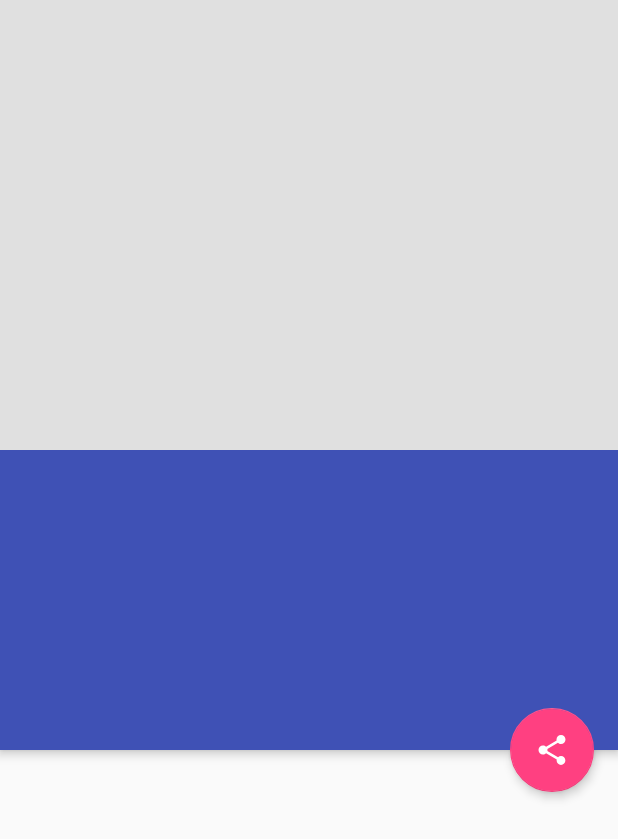
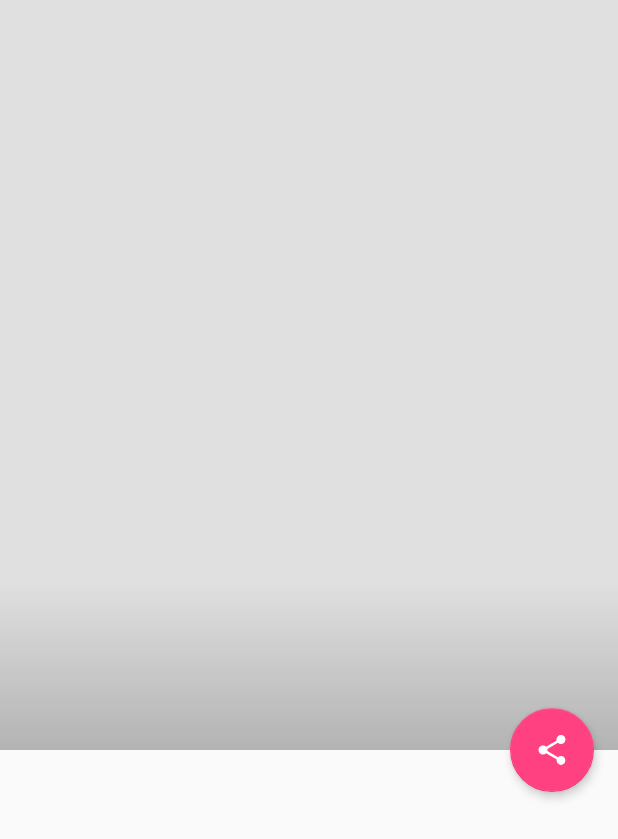
Before and after one commit to melle095/OneSquare, an Android app: the DetailActivity screen opened directly, with no data from a screen before it, on a phone screen of 412 x 824 dp. Shown: the top 839 px of the screen. Run offline under Robolectric (Android 15) with nearby library versions, the phone set to English and light mode, and no system bars; libraries missing offline, so code that uses them is left out: android.support.v7; pictures from the network do not load; 3 statements that could not run were skipped.

```diff
--- a/app/src/main/java/com/a_leonov/onesquare/ui/DetailActivity.java
+++ b/app/src/main/java/com/a_leonov/onesquare/ui/DetailActivity.java
@@ -8,6 +8,7 @@ import android.database.Cursor;
 import android.database.DatabaseUtils;
 import android.net.Uri;
 import android.os.Bundle;
+import android.support.design.widget.CollapsingToolbarLayout;
 import android.support.v4.app.LoaderManager;
 import android.support.v4.content.CursorLoader;
 import android.support.v4.content.Loader;
@@ -67,6 +68,7 @@ public class DetailActivity extends AppCompatActivity implements SwipeRefreshLay
     private TextView venue_twitter;
     private TextView venue_instagramm;
     private TextView venue_facebook;
+    private CollapsingToolbarLayout toolbarLayout;
     private final String DETAIL_TAG = "vendb_id";
     private final String VEN_ID = "ven_id";
 
@@ -86,9 +88,9 @@ public class DetailActivity extends AppCompatActivity implements SwipeRefreshLay
         super.onCreate(savedInstanceState);
         setContentView(R.layout.activity_article_detail);
 
-//      venue_Photo      = findViewById(R.id.photo);
+        toolbarLayout = findViewById(R.id.toolbar_layout);
         viewPager = findViewById(R.id.viewPager);
-//        venue_title         = findViewById(R.id.venue_title);
+        venue_title = findViewById(R.id.venue_title);
         venue_distance = findViewById(R.id.venue_distance);
         venue_address = findViewById(R.id.venue_address);
         venue_phone = findViewById(R.id.venue_phone);
@@ -116,30 +118,7 @@ public class DetailActivity extends AppCompatActivity implements SwipeRefreshLay
             getSupportLoaderManager().initLoader(DETAIL_PHOTO_LOADER, null, this);
         }
 
-        IntentFilter statusIntentFilter = new IntentFilter(
-                BROADCAST_ACTION);
-
-        statusIntentFilter.addCategory(Intent.CATEGORY_DEFAULT);
-
-        DownloadStateReceiver mDownloadStateReceiver =
-                new DownloadStateReceiver();
-        // Registers the DownloadStateReceiver and its intent filters
-        LocalBroadcastManager.getInstance(this).registerReceiver(
-                mDownloadStateReceiver,
-                statusIntentFilter);
     }
-
-//    @Override
-//    public void onBackPressed() {
-//        if (viewPager.getCurrentItem() == 0) {
-//            // If the user is currently looking at the first step, allow the system to handle the
-//            // Back button. This calls finish() on this activity and pops the back stack.
-//            super.onBackPressed();
-//        } else {
-//            // Otherwise, select the previous step.
-//            viewPager.setCurrentItem(viewPager.getCurrentItem() - 1);
-//        }
-//    }
 
     @Override
     public Loader<Cursor> onCreateLoader(int id, Bundle args) {
@@ -184,13 +163,14 @@ public class DetailActivity extends AppCompatActivity implements SwipeRefreshLay
 //                venue_instagramm.setText(data.isNull(COL_INSTAGRAMM) ? "no data" : data.getString(COL_INSTAGRAMM));
 //                venue_facebook.setText(data.isNull(COL_FACEBOOK) ? "no data" : data.getString(COL_FACEBOOK));
 
-
-                venue_distance.setText(data.getString(COL_DISTANCE));
-                venue_address.setText(data.getString(COL_ADDRESS));
-                venue_phone.setText(data.getString(COL_PHONE));
-                venue_twitter.setText(data.getString(COL_TWITTER));
-                venue_instagramm.setText(data.getString(COL_INSTAGRAMM));
-                venue_facebook.setText(data.getString(COL_FACEBOOK));
+                toolbarLayout.setTitle(data.getString(COL_NAME));
+//                venue_title.setText(data.getString(COL_NAME));
+                venue_distance.setText(getString(R.string.venue_distance, Math.round(data.getLong(COL_DISTANCE))));
+                venue_address.setText(getString(R.string.venue_address, data.getString(COL_ADDRESS)));
+                venue_phone.setText(getString(R.string.venue_phone, data.isNull(COL_PHONE)?"":data.getString(COL_PHONE)));
+                venue_twitter.setText(getString(R.string.venue_twitter, data.isNull(COL_TWITTER)?"":data.getString(COL_TWITTER)));
+                venue_instagramm.setText(getString(R.string.venue_instagramm, data.isNull(COL_INSTAGRAMM)?"":data.getString(COL_INSTAGRAMM)));
+                venue_facebook.setText(getString(R.string.venue_facebook, data.isNull(COL_FACEBOOK)?"":data.getString(COL_FACEBOOK)));
 
 
                 Intent intentPhotos = new Intent(this, VenueDetailsService.class)
@@ -207,7 +187,7 @@ public class DetailActivity extends AppCompatActivity implements SwipeRefreshLay
 
                     ArrayList<String> photosList = new ArrayList<>();
                     while (data.moveToNext()) {
-                        photosList.add(data.getString(COL_PHOTO_PREFIX) + "width500" + data.getString(COL_PHOTO_SUFFIX));
+                        photosList.add(data.getString(COL_PHOTO_PREFIX) + getString(R.string.venue_detail_size) + data.getString(COL_PHOTO_SUFFIX));
                     }
                     myFragmentPagerAdapter.setData(photosList);
                     myFragmentPagerAdapter.notifyDataSetChanged();
@@ -219,6 +199,7 @@ public class DetailActivity extends AppCompatActivity implements SwipeRefreshLay
 
     @Override
     public void onLoaderReset(Loader<Cursor> loader) {
+        venue_title.setText(null);
         venue_distance.setText(null);
         venue_address.setText(null);
         venue_phone.setText(null);
@@ -231,21 +212,4 @@ public class DetailActivity extends AppCompatActivity implements SwipeRefreshLay
     public void onRefresh() {
 
     }
-
-    private class DownloadStateReceiver extends BroadcastReceiver {
-        // Prevents instantiation
-        private DownloadStateReceiver() {
-        }
-
-        // Called when the BroadcastReceiver gets an Intent it's registered to receive
-        @Override
-        public void onReceive(Context context, Intent intent) {
-
-            if (intent.getBooleanExtra(EXTENDED_DATA_STATUS, false)) {
-                Log.i(getLocalClassName(), "Venue detail service broadcast!");
-//                Log.i(getLocalClassName(), DatabaseUtils.dumpCursorToString(photoCur));
-            }
-
-        }
-    }
 }
--- a/app/src/main/java/com/a_leonov/onesquare/ui/FragmentPager.java
+++ b/app/src/main/java/com/a_leonov/onesquare/ui/FragmentPager.java
@@ -47,6 +47,8 @@ public class FragmentPager extends Fragment{
             this.mPageNumber = getArguments().getInt(ARG_PAGE);
             this.imageUrl = getArguments().getString(ARG_URL);
         }
+
+        setHasOptionsMenu(true);
     }
 
     @Override
--- a/app/src/main/res/drawable/photo_background_protection.xml
+++ b/app/src/main/res/drawable/photo_background_protection.xml
@@ -1,7 +1,7 @@
 <shape xmlns:android="http://schemas.android.com/apk/res/android"
     android:shape="rectangle">
     <gradient
-        android:angle="-90"
+        android:angle="90"
         android:startColor="#3000"
         android:endColor="#0000"
         android:type="linear"
--- a/app/src/main/res/layout/activity_article_detail.xml
+++ b/app/src/main/res/layout/activity_article_detail.xml
@@ -19,18 +19,57 @@
             android:layout_width="match_parent"
             android:layout_height="match_parent"
             android:fitsSystemWindows="true"
+            app:contentScrim="?attr/colorPrimary"
             app:expandedTitleMargin="@dimen/material_layout_app_bar_horizontal_padding"
             app:expandedTitleMarginBottom="@dimen/material_component_bottom_sheet_edge_top_bottom_margins"
             app:expandedTitleTextAppearance="@style/ExpandedTitleTextAppearance"
-            app:layout_scrollFlags="scroll"
+            app:layout_scrollFlags="scroll|exitUntilCollapsed"
             app:toolbarId="@+id/toolbar">
 
-            <android.support.v4.view.ViewPager
-                android:id="@+id/viewPager"
+            <FrameLayout
                 android:layout_width="match_parent"
                 android:layout_height="match_parent"
-                android:fitsSystemWindows="true">
-            </android.support.v4.view.ViewPager>
+                android:background="@color/photo_placeholder">
+
+                <android.support.v4.view.ViewPager
+                    android:id="@+id/viewPager"
+                    android:layout_width="match_parent"
+                    android:layout_height="match_parent"
+                    android:fitsSystemWindows="true"></android.support.v4.view.ViewPager>
+
+                <View
+                    android:layout_width="match_parent"
+                    android:layout_height="112dp"
+                    android:layout_gravity="bottom"
+                    android:background="@drawable/photo_background_protection" />
+
+                <LinearLayout
+                    android:id="@+id/meta_bar"
+                    android:layout_width="match_parent"
+                    android:layout_height="@dimen/expanded_toolbar_height"
+                    android:layout_gravity="bottom"
+                    android:elevation="@dimen/app_bar_elevation"
+                    android:orientation="vertical"
+                    android:paddingBottom="@dimen/material_layout_keylines_screen_edge_margin"
+                    android:paddingLeft="@dimen/material_layout_app_bar_horizontal_padding"
+                    android:paddingRight="@dimen/material_layout_app_bar_horizontal_padding"
+                    android:paddingTop="@dimen/material_layout_keylines_screen_edge_margin">
+
+                    <TextView
+                        android:id="@+id/venue_title"
+                        style="?android:attr/textAppearanceLarge"
+                        android:layout_width="match_parent"
+                        android:layout_height="wrap_content"
+                        android:fontFamily="sans-serif-condensed"
+                        android:lineSpacingMultiplier="0.9"
+                        android:paddingBottom="@dimen/material_component_text_full_width_single_line_text_field_text_top_and_bottom_padding"
+                        android:textColor="#fff"
+                        android:textSize="@dimen/material_component_text_fields_padding_above_and_below_label"
+                        android:textStyle="bold" />
+
+
+                </LinearLayout>
+            </FrameLayout>
 
             <android.support.v7.widget.Toolbar
                 android:id="@+id/detail_toolbar"
--- a/app/src/main/res/layout/viewpager_item.xml
+++ b/app/src/main/res/layout/viewpager_item.xml
@@ -1,13 +1,14 @@
 <?xml version="1.0" encoding="utf-8"?>
 <FrameLayout xmlns:android="http://schemas.android.com/apk/res/android"
-    android:layout_width="match_parent" android:layout_height="match_parent">
+    android:layout_width="match_parent"
+    android:layout_height="match_parent">
+
     <ImageView
         android:id="@+id/image_pager"
         android:layout_width="match_parent"
+        android:layout_height="match_parent"
+        android:adjustViewBounds="true"
         android:background="@color/material_grey_300"
-        android:layout_height="@dimen/material_phone_list_image_height"
-        android:scaleType="centerCrop"
-        android:adjustViewBounds="true"
-        android:contentDescription="@string/description_venueImage"/>
-
-</FrameLayout>
+        android:contentDescription="@string/description_venueImage"
+        android:scaleType="centerCrop" />
+  </FrameLayout>
--- a/app/src/main/res/values/colors.xml
+++ b/app/src/main/res/values/colors.xml
@@ -3,6 +3,6 @@
     <color name="colorPrimary">#3F51B5</color>
     <color name="colorPrimaryDark">#303F9F</color>
     <color name="colorAccent">#FF4081</color>
-
+    <color name="photo_placeholder">#ccc</color>
     <color name="material_light_white">#FFFFFF</color>
 </resources>
--- a/app/src/main/res/values/dimens.xml
+++ b/app/src/main/res/values/dimens.xml
@@ -136,8 +136,11 @@
     <dimen name="material_component_text_full_width_single_line_text_field_height">56dp</dimen>
     <dimen name="material_component_text_full_width_single_line_text_field_text_top_and_bottom_padding">20dp</dimen>
     <dimen name="material_component_floating_action_button_elevation">4dp</dimen>
+    <dimen name="app_bar_elevation">4dp</dimen>
+    <dimen name="expanded_toolbar_height">100dp</dimen>
     <!-- Toolbars -->
     <!-- Tooltips -->
 
     <dimen name="material_phone_list_image_height">300dp</dimen>
+    <dimen name="material_phone_detail_image_height">420dp</dimen>
 </resources>
--- a/app/src/main/res/values/strings.xml
+++ b/app/src/main/res/values/strings.xml
@@ -11,8 +11,12 @@
     <string name="settings">Settings</string>
     <string name="venue_distance">Distance: %1$2d meters</string>
     <string name="venue_address">Address: %1$2s</string>
+    <string name="venue_facebook">Facebook: %1$2s</string>
+    <string name="venue_twitter">Twitter: %1$2s</string>
+    <string name="venue_phone">Tel.: %1$2s</string>
+    <string name="venue_instagramm">Instagramm: %1$2s</string>
     <string name="venue_thumbnail_size">width500</string>
-
+    <string name="venue_detail_size">width800</string>
 
 
     <!--*********************Descriptions******************************-->
```
Also changed, not shown: 1 other file.
